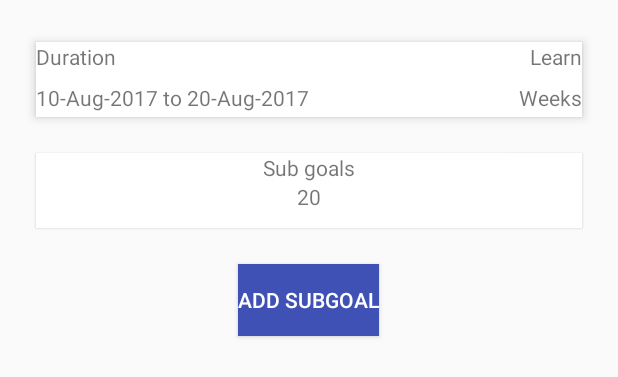
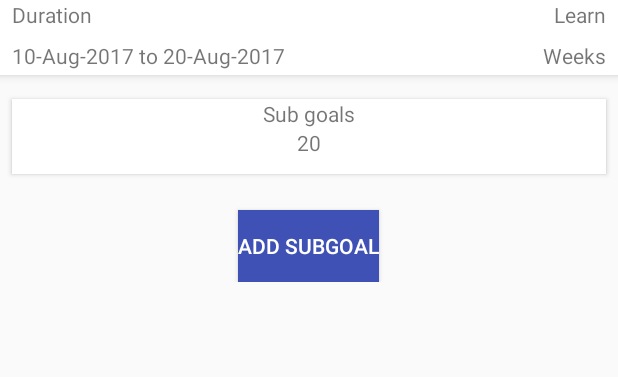
Before and after one commit to ningappamoodi/BreakYourGoal, an Android app: the layout item_detail.xml on its own in the app's theme, with its tools: preview values and no code run, on a phone screen of 412 x 824 dp. Shown: the top 377 px of the screen. Run offline under Robolectric (Android 15) with nearby library versions, the phone set to English and light mode, and no system bars.

Commit message:
Merge branch 'master' of https://github.com/ningappamoodi/BreakYourGoal
# Please enter a commit message to explain why this merge is necessary,
# especially if it merges an updated upstream into a topic branch.
#
# Lines starting with '#' will be ignored, and an empty message aborts
# the commit.

```diff
--- a/app/src/main/java/com/moodi/breakyourgoal/SubGoalCursorAdapter.kt
+++ b/app/src/main/java/com/moodi/breakyourgoal/SubGoalCursorAdapter.kt
@@ -34,6 +34,9 @@ class SubGoalCursorAdapter(context: Context, cursor: Cursor) : CursorRecyclerVie
     }
 
     override fun onCreateViewHolder(parent: ViewGroup?, viewType: Int): ViewHolder {
+
+        Log.i("GOAL", "######### SubGoalCursorAdapter : onCreateViewHolder : ")
+
         val itemView = LayoutInflater.from(parent!!.getContext())
                 .inflate(R.layout.item_list_subgoal, parent, false)
         val vh = ViewHolder(itemView)
--- a/app/src/main/res/layout/item_detail.xml
+++ b/app/src/main/res/layout/item_detail.xml
@@ -1,15 +1,15 @@
-<RelativeLayout xmlns:android="http://schemas.android.com/apk/res/android"
-    xmlns:tools="http://schemas.android.com/tools"
+<android.support.v4.widget.NestedScrollView xmlns:android="http://schemas.android.com/apk/res/android"
+    android:id="@+id/item_detail"
+    xmlns:app="http://schemas.android.com/apk/res-auto"
+    android:layout_width="match_parent"
+    android:layout_height="wrap_content"
 
-    android:id="@+id/item_detail"
-    style="?android:attr/textAppearanceLarge"
+   >
+
+    <RelativeLayout
         android:layout_width="match_parent"
         android:layout_height="match_parent"
-    android:padding="16dp"
-    android:textIsSelectable="true"
-    tools:context="com.moodi.breakyourgoal.ItemDetailFragment"
-    android:layout_marginTop="4dp">
-
+        >
         <TextView android:id="@+id/goal_id"
             android:layout_width="wrap_content"
             android:layout_height="wrap_content"
@@ -20,40 +20,43 @@
             android:layout_height="50dp"
             android:background="#fff"
             android:elevation="4dp"
-        android:layout_marginLeft="8dp"
-        android:layout_marginRight="8dp"
-        android:layout_marginBottom="16dp"
-        android:layout_marginTop="8dp"
+            android:visibility="visible"
+
             >
             <RelativeLayout
                 android:layout_width="match_parent"
-            android:layout_height="match_parent">
-        <TextView android:id="@+id/item_detail_date_label"
+                android:layout_height="wrap_content"
+                >
+            <TextView android:id="@+id/item_detail_goal_date_label"
                 android:layout_width="wrap_content"
                 android:layout_height="wrap_content"
-            android:text="Duration"/>
+                android:text="Duration"
+                android:layout_marginLeft="8dp"/>
 
-        <TextView android:id="@+id/item_detail_date"
+            <TextView android:id="@+id/item_detail_goal_date"
                 android:layout_width="wrap_content"
                 android:layout_height="wrap_content"
                 android:text="10-Aug-2017 to 20-Aug-2017"
                 android:layout_marginTop="8dp"
-            android:layout_below="@+id/item_detail_date_label"
+                android:layout_marginLeft="8dp"
+                android:layout_below="@+id/item_detail_goal_date_label"
                 />
 
-            <TextView android:id="@+id/item_dtail_category"
+                <TextView android:id="@+id/item_detail_category"
                     android:layout_width="wrap_content"
                     android:layout_height="wrap_content"
                     android:layout_alignParentRight="true"
+                    android:layout_marginRight="8dp"
                     android:text="Learn"/>
 
-            <TextView android:id="@+id/item_dtail_duration"
+                <TextView android:id="@+id/item_detail_duration"
                     android:layout_width="wrap_content"
                     android:layout_height="wrap_content"
                     android:text="Weeks"
                     android:layout_marginTop="8dp"
+                    android:layout_marginRight="8dp"
                     android:layout_alignParentRight="true"
-                android:layout_below="@+id/item_dtail_category"
+                    android:layout_below="@+id/item_detail_category"
                     />
 
             </RelativeLayout>
@@ -65,17 +68,18 @@
             android:layout_width="match_parent"
             android:layout_height="50dp"
             android:background="#fff"
-        android:elevation="1dp"
+            android:elevation="2dp"
             android:layout_marginLeft="8dp"
             android:layout_marginRight="8dp"
             android:layout_marginBottom="16dp"
-        android:layout_marginTop="8dp"
+            android:layout_marginTop="16dp"
             android:layout_below="@+id/item_detail_frame_1"
+            android:visibility="visible"
             >
 
             <RelativeLayout
                 android:layout_width="match_parent"
-            android:layout_height="match_parent">
+                android:layout_height="wrap_content">
 
                 <TextView android:id="@+id/item_detail_subgoal_label"
                     android:layout_width="wrap_content"
@@ -90,18 +94,15 @@
                     android:text="20"/>
 
             </RelativeLayout>
-
-
-
-
-
         </FrameLayout>
 
     <android.support.v7.widget.RecyclerView
         android:id="@+id/item_detail_list"
         android:layout_width="match_parent"
         android:layout_height="wrap_content"
-        android:layout_below="@+id/item_detail_frame_2"/>
+        android:layout_below="@+id/item_detail_frame_2"
+
+        />
 
         <Button
             android:layout_width="wrap_content"
@@ -112,6 +113,7 @@
             android:layout_centerHorizontal="true"
             android:layout_marginTop="8dp"
             android:layout_below="@id/item_detail_list"
+
             />
-
     </RelativeLayout>
+    </android.support.v4.widget.NestedScrollView>
--- a/app/src/main/res/layout/item_list_content.xml
+++ b/app/src/main/res/layout/item_list_content.xml
@@ -3,7 +3,7 @@
     android:layout_width="match_parent"
     android:layout_height="wrap_content"
     android:background="#fff"
-    android:elevation="6dp">
+    android:elevation="1dp">
 
     <RelativeLayout
         android:layout_width="match_parent"
```
Also changed, not shown: app/src/main/java/com/moodi/breakyourgoal/ItemDetailActivity.kt (+11 -27 lines), app/src/main/java/com/moodi/breakyourgoal/ItemDetailFragment.kt (+35 -104 lines), app/src/main/java/com/moodi/breakyourgoal/SubGoalDialogFragment.kt (+28 -0 lines), app/src/main/res/layout/activity_item_detail.xml (+14 -19 lines), app/src/main/res/layout/content_add_goal.xml (+1 -7 lines). Lines whose indentation alone changed are shown as unchanged.
